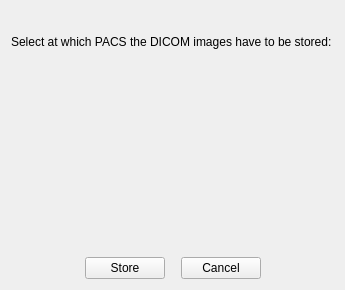
First picture: the form in starviewer/src/inputoutput/qwidgetselectpacstostoredicomimagebase.ui, repository starviewer-medical/starviewer, before the edit.
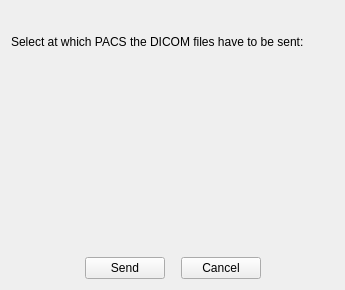
Second picture: the form after the edit. Custom widgets are drawn as their Qt base class.

The edit to the form file:
```diff
--- a/starviewer/src/inputoutput/qwidgetselectpacstostoredicomimagebase.ui
+++ b/starviewer/src/inputoutput/qwidgetselectpacstostoredicomimagebase.ui
@@ -20,7 +20,7 @@
    <item>
     <widget class="QLabel" name="label">
      <property name="text">
-      <string>Select at which PACS the DICOM images have to be stored:</string>
+      <string>Select at which PACS the DICOM files have to be sent:</string>
      </property>
      <property name="wordWrap">
       <bool>true</bool>
@@ -93,7 +93,7 @@
      <item>
       <widget class="QPushButton" name="m_storeButton">
        <property name="text">
-        <string>Store</string>
+        <string>Send</string>
        </property>
       </widget>
      </item>
```
Left out of the diff: 2 changed lines with no effect on the pictures.
